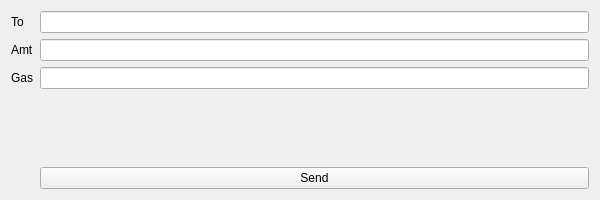
Before: the Qt Designer form sendWindow.ui in gill3m/AkromaDesktopWallet, drawn with Qt 5.
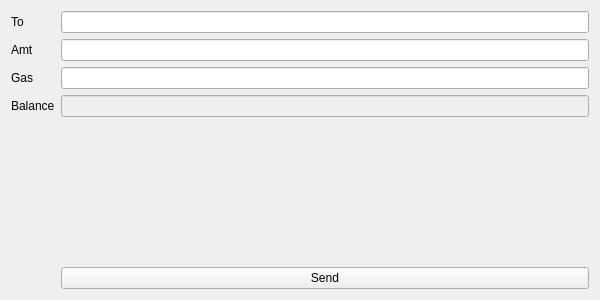
After: the same form once the commit is applied.

Commit message: add button icons on homepage

```diff
--- a/sendWindow.ui
+++ b/sendWindow.ui
@@ -7,7 +7,7 @@
     <x>0</x>
     <y>0</y>
     <width>600</width>
-    <height>200</height>
+    <height>300</height>
    </rect>
   </property>
   <property name="windowTitle">
@@ -48,13 +48,6 @@
     <widget class="QLineEdit" name="lineEdit_gas"/>
    </item>
    <item row="4" column="1">
-    <widget class="QPushButton" name="btn_Send">
-     <property name="text">
-      <string>Send</string>
-     </property>
-    </widget>
-   </item>
-   <item row="3" column="1">
     <spacer name="verticalSpacer">
      <property name="orientation">
       <enum>Qt::Vertical</enum>
@@ -62,11 +55,38 @@
      <property name="sizeHint" stdset="0">
       <size>
        <width>20</width>
-       <height>40</height>
+       <height>150</height>
       </size>
      </property>
     </spacer>
    </item>
+   <item row="5" column="1">
+    <widget class="QPushButton" name="btn_Send">
+     <property name="text">
+      <string>Send</string>
+     </property>
+    </widget>
+   </item>
+   <item row="3" column="1">
+    <widget class="QLineEdit" name="lineEdit_Balance">
+     <property name="enabled">
+      <bool>false</bool>
+     </property>
+     <property name="autoFillBackground">
+      <bool>false</bool>
+     </property>
+     <property name="readOnly">
+      <bool>true</bool>
+     </property>
+    </widget>
+   </item>
+   <item row="3" column="0">
+    <widget class="QLabel" name="lbl_Balance">
+     <property name="text">
+      <string>Balance</string>
+     </property>
+    </widget>
+   </item>
   </layout>
  </widget>
  <resources/>
```
The commit also changes 3 other files.
